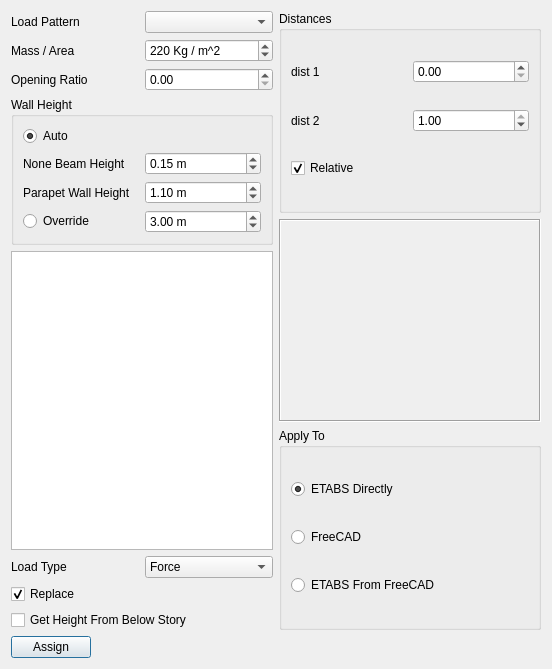
This is widgets/assign/wall_load_on_frames.ui in ebrahimraeyat/civilTools as Qt 5 draws it before an edit. The edited form follows.
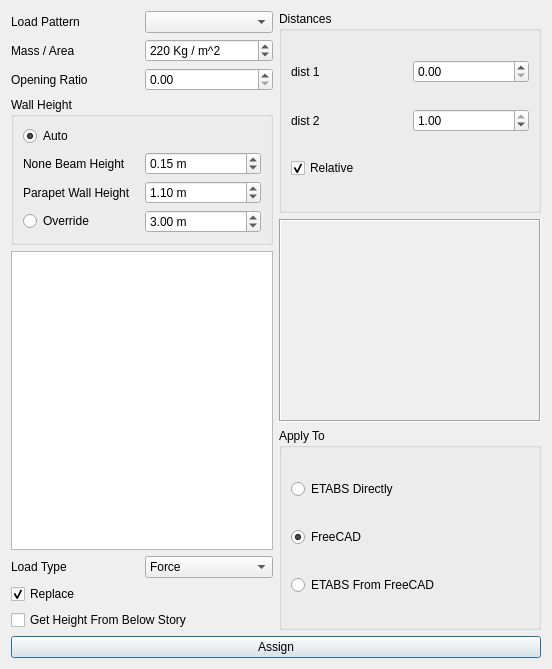
This is the edited form. Icons and pictures are not drawn.

```diff
--- a/widgets/assign/wall_load_on_frames.ui
+++ b/widgets/assign/wall_load_on_frames.ui
@@ -333,7 +333,7 @@
              </size>
             </property>
             <property name="checked">
-             <bool>true</bool>
+             <bool>false</bool>
             </property>
            </widget>
           </item>
@@ -352,6 +352,9 @@
               <height>36</height>
              </size>
             </property>
+            <property name="checked">
+             <bool>true</bool>
+            </property>
            </widget>
           </item>
           <item>
@@ -385,20 +388,17 @@
        <property name="text">
         <string>Assign</string>
        </property>
-      </widget>
-     </item>
-     <item>
-      <spacer name="horizontalSpacer">
-       <property name="orientation">
-        <enum>Qt::Horizontal</enum>
+       <property name="icon">
+        <iconset resource="../../civiltools.qrc">
+         <normaloff>:/civiltools/images/run.svg</normaloff>:/civiltools/images/run.svg</iconset>
        </property>
-       <property name="sizeHint" stdset="0">
+       <property name="iconSize">
         <size>
-         <width>40</width>
-         <height>20</height>
+         <width>60</width>
+         <height>60</height>
         </size>
        </property>
-      </spacer>
+      </widget>
      </item>
     </layout>
    </item>
```
